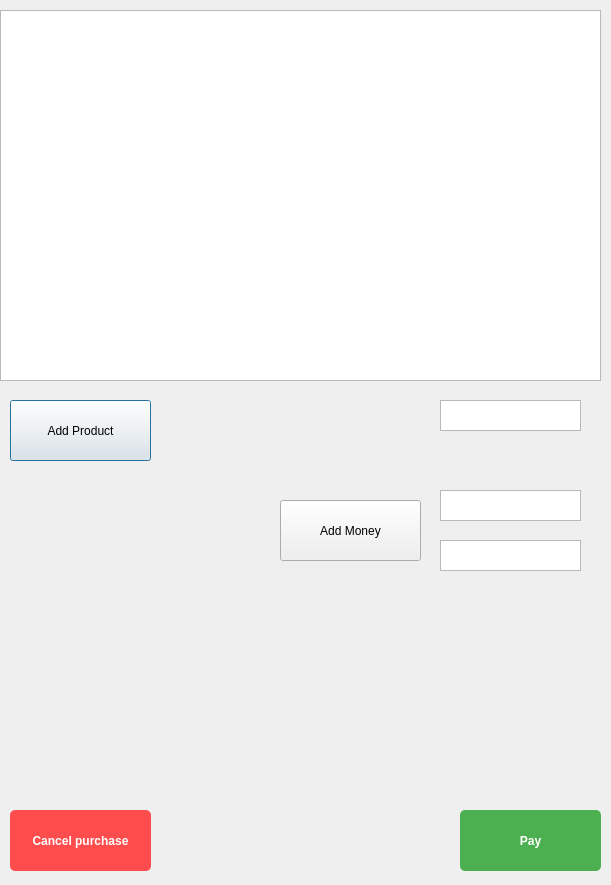
Above: paymentwindow.ui from NazariiProshyn/EvaTest before the change. Below: the same form after it.
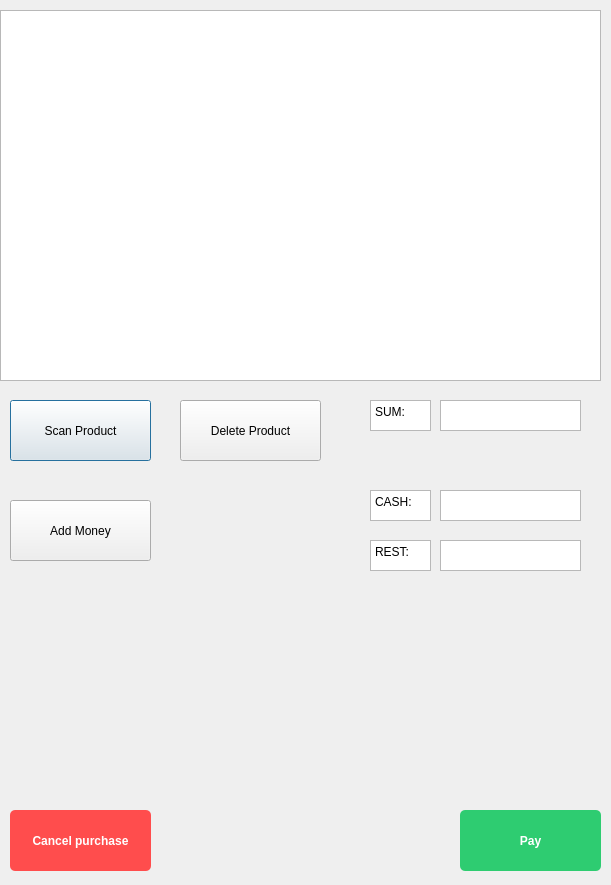
That is the form after the change.

Patch:
```diff
--- a/paymentwindow.ui
+++ b/paymentwindow.ui
@@ -33,7 +33,7 @@
     </rect>
    </property>
    <property name="text">
-    <string>Add Product</string>
+    <string>Scan Product</string>
    </property>
   </widget>
   <widget class="QPushButton" name="btnCancel">
@@ -65,7 +65,7 @@
     </rect>
    </property>
    <property name="styleSheet">
-    <string notr="true">background-color: #4CAF50; 
+    <string notr="true">background-color: #2ECC71; 
 color: white; 
 border-radius: 5px;
 font-weight: bold;</string>
@@ -90,7 +90,7 @@
   <widget class="QPushButton" name="btnAddMoney">
    <property name="geometry">
     <rect>
-     <x>280</x>
+     <x>10</x>
      <y>500</y>
      <width>141</width>
      <height>61</height>
@@ -126,6 +126,79 @@
     <bool>true</bool>
    </property>
   </widget>
+  <widget class="QTextBrowser" name="textBrowser">
+   <property name="geometry">
+    <rect>
+     <x>370</x>
+     <y>400</y>
+     <width>61</width>
+     <height>31</height>
+    </rect>
+   </property>
+   <property name="html">
+    <string>&lt;!DOCTYPE HTML PUBLIC &quot;-//W3C//DTD HTML 4.0//EN&quot; &quot;http://www.w3.org/TR/REC-html40/strict.dtd&quot;&gt;
+&lt;html&gt;&lt;head&gt;&lt;meta name=&quot;qrichtext&quot; content=&quot;1&quot; /&gt;&lt;meta charset=&quot;utf-8&quot; /&gt;&lt;style type=&quot;text/css&quot;&gt;
+p, li { white-space: pre-wrap; }
+hr { height: 1px; border-width: 0; }
+li.unchecked::marker { content: &quot;\2610&quot;; }
+li.checked::marker { content: &quot;\2612&quot;; }
+&lt;/style&gt;&lt;/head&gt;&lt;body style=&quot; font-family:'Segoe UI'; font-size:9pt; font-weight:400; font-style:normal;&quot;&gt;
+&lt;p style=&quot; margin-top:0px; margin-bottom:0px; margin-left:0px; margin-right:0px; -qt-block-indent:0; text-indent:0px;&quot;&gt;SUM:&lt;/p&gt;&lt;/body&gt;&lt;/html&gt;</string>
+   </property>
+  </widget>
+  <widget class="QTextBrowser" name="textBrowser_2">
+   <property name="geometry">
+    <rect>
+     <x>370</x>
+     <y>490</y>
+     <width>61</width>
+     <height>31</height>
+    </rect>
+   </property>
+   <property name="html">
+    <string>&lt;!DOCTYPE HTML PUBLIC &quot;-//W3C//DTD HTML 4.0//EN&quot; &quot;http://www.w3.org/TR/REC-html40/strict.dtd&quot;&gt;
+&lt;html&gt;&lt;head&gt;&lt;meta name=&quot;qrichtext&quot; content=&quot;1&quot; /&gt;&lt;meta charset=&quot;utf-8&quot; /&gt;&lt;style type=&quot;text/css&quot;&gt;
+p, li { white-space: pre-wrap; }
+hr { height: 1px; border-width: 0; }
+li.unchecked::marker { content: &quot;\2610&quot;; }
+li.checked::marker { content: &quot;\2612&quot;; }
+&lt;/style&gt;&lt;/head&gt;&lt;body style=&quot; font-family:'Segoe UI'; font-size:9pt; font-weight:400; font-style:normal;&quot;&gt;
+&lt;p style=&quot; margin-top:0px; margin-bottom:0px; margin-left:0px; margin-right:0px; -qt-block-indent:0; text-indent:0px;&quot;&gt;СASH:&lt;/p&gt;&lt;/body&gt;&lt;/html&gt;</string>
+   </property>
+  </widget>
+  <widget class="QTextBrowser" name="textBrowser_3">
+   <property name="geometry">
+    <rect>
+     <x>370</x>
+     <y>540</y>
+     <width>61</width>
+     <height>31</height>
+    </rect>
+   </property>
+   <property name="html">
+    <string>&lt;!DOCTYPE HTML PUBLIC &quot;-//W3C//DTD HTML 4.0//EN&quot; &quot;http://www.w3.org/TR/REC-html40/strict.dtd&quot;&gt;
+&lt;html&gt;&lt;head&gt;&lt;meta name=&quot;qrichtext&quot; content=&quot;1&quot; /&gt;&lt;meta charset=&quot;utf-8&quot; /&gt;&lt;style type=&quot;text/css&quot;&gt;
+p, li { white-space: pre-wrap; }
+hr { height: 1px; border-width: 0; }
+li.unchecked::marker { content: &quot;\2610&quot;; }
+li.checked::marker { content: &quot;\2612&quot;; }
+&lt;/style&gt;&lt;/head&gt;&lt;body style=&quot; font-family:'Segoe UI'; font-size:9pt; font-weight:400; font-style:normal;&quot;&gt;
+&lt;p style=&quot; margin-top:0px; margin-bottom:0px; margin-left:0px; margin-right:0px; -qt-block-indent:0; text-indent:0px;&quot;&gt;REST:&lt;/p&gt;&lt;/body&gt;&lt;/html&gt;</string>
+   </property>
+  </widget>
+  <widget class="QPushButton" name="btnDltProduct">
+   <property name="geometry">
+    <rect>
+     <x>180</x>
+     <y>400</y>
+     <width>141</width>
+     <height>61</height>
+    </rect>
+   </property>
+   <property name="text">
+    <string>Delete Product</string>
+   </property>
+  </widget>
  </widget>
  <resources/>
  <connections/>
```
Left out of the diff: 8 changed lines with no effect on the pictures.
